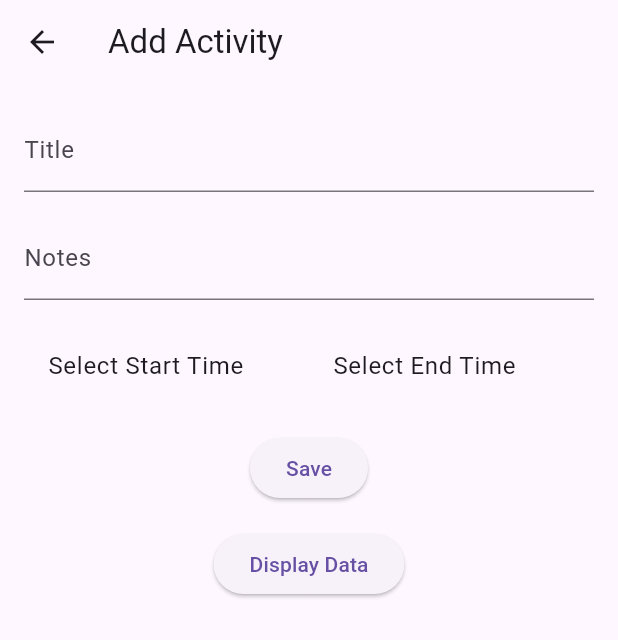
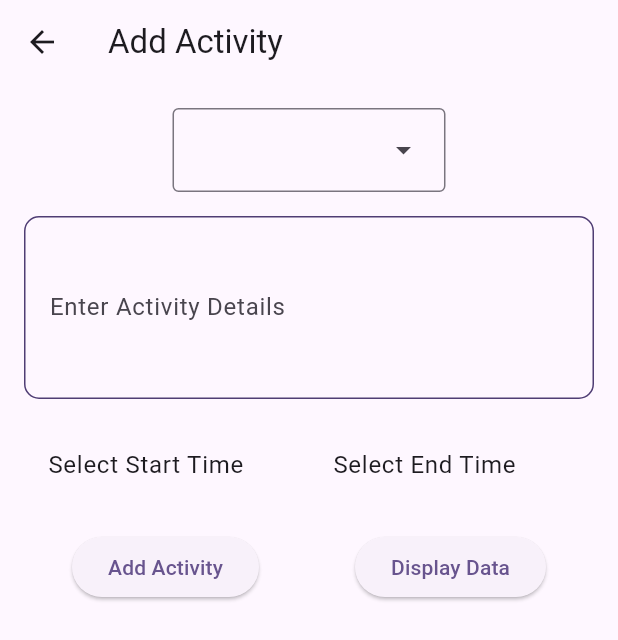
Before and after one commit to shossain786/my_habit, a Flutter app: the screen it shows after launch, after a tap on "Go to Data Entry Screen", on a phone screen of 412 x 824 dp. Shown: the top 640 px of the screen. Run offline on Flutter 3.47's test engine with Material 3 defaults, Android fonts, the light colour scheme and no system bars; our stand-ins replace isar; accounts and stored records are empty; generated files the repository leaves out were written again.

Commit message:
working code updated

```diff
--- a/lib/main.dart
+++ b/lib/main.dart
@@ -18,9 +18,7 @@
     return MaterialApp(
       debugShowCheckedModeBanner: false,
       title: 'Flutter Demo',
-      theme: ThemeData(
-          // Your theme data
-          ),
+      theme: ThemeData(colorScheme: kColorScheme),
       home: Builder(
         builder: (context) => Scaffold(
           body: SafeArea(
--- a/lib/screens/activity_table.dart
+++ b/lib/screens/activity_table.dart
@@ -14,7 +14,7 @@ class ActivityTable extends StatelessWidget {
       scrollDirection: Axis.horizontal,
       child: DataTable(
         columns: const [
-          DataColumn(label: Text('Title')),
+          DataColumn(label: Text('Activity')),
           DataColumn(label: Text('Details')),
           DataColumn(label: Text('Start Time')),
           DataColumn(label: Text('End Time')),
--- a/lib/screens/data_entry.dart
+++ b/lib/screens/data_entry.dart
@@ -1,6 +1,7 @@
 // ignore_for_file: library_private_types_in_public_api
 
 import 'package:flutter/material.dart';
+import 'package:my_habit/main.dart';
 
 import '../model/activity_model.dart';
 import '../services/activity_service.dart';
@@ -15,10 +16,33 @@ class DataEntryScreen extends StatefulWidget {
 
 class _DataEntryScreenState extends State<DataEntryScreen> {
   final activityService = ActivityService();
-  final TextEditingController _titleController = TextEditingController();
   final TextEditingController _notesController = TextEditingController();
   TimeOfDay? _startTime;
   TimeOfDay? _endTime;
+  late String _selectedActivity;
+  List<String> activityList = <String>[
+    'Sleeping',
+    'Reading',
+    'Teaching',
+    'Marketing',
+    'Shopping',
+    'Travelling',
+    'Cooking',
+    'Work',
+    'Home Work',
+    'Taharat',
+    'Namaz',
+    'Class',
+    'Playing',
+    'Doctor Visit',
+    'Family Work',
+    'Phone Calls',
+    'Zikar',
+    'Tilawat',
+    'Social Media',
+    'Youtube',
+    'Others'
+  ];
 
   @override
   Widget build(BuildContext context) {
@@ -26,18 +50,40 @@ class _DataEntryScreenState extends State<DataEntryScreen> {
       appBar: AppBar(
         title: const Text('Add Activity'),
       ),
-      body: Padding(
+      body: SingleChildScrollView(
+        child: Padding(
           padding: const EdgeInsets.all(16.0),
           child: Column(
             children: [
-            TextField(
-              controller: _titleController,
-              decoration: const InputDecoration(labelText: 'Title'),
+              DropdownMenu<String>(
+                dropdownMenuEntries:
+                    activityList.map<DropdownMenuEntry<String>>(
+                  (String value) {
+                    return DropdownMenuEntry<String>(
+                        value: value, label: value);
+                  },
+                ).toList(),
+                onSelected: (value) {
+                  setState(() {
+                    _selectedActivity = value.toString();
+                  });
+                },
               ),
               const SizedBox(height: 16.0),
-            TextField(
+              Container(
+                decoration: BoxDecoration(
+                  borderRadius: BorderRadius.circular(10.0),
+                  border: Border.all(color: kColorScheme.onPrimaryContainer),
+                ),
+                child: TextField(
+                  maxLines: 3,
                   controller: _notesController,
-              decoration: const InputDecoration(labelText: 'Notes'),
+                  decoration: const InputDecoration(
+                    contentPadding: EdgeInsets.all(16),
+                    border: InputBorder.none,
+                    labelText: 'Enter Activity Details',
+                  ),
+                ),
               ),
               const SizedBox(height: 16.0),
               Row(
@@ -81,24 +127,29 @@ class _DataEntryScreenState extends State<DataEntryScreen> {
                 ],
               ),
               const SizedBox(height: 16.0),
+              Row(
+                mainAxisAlignment: MainAxisAlignment.spaceAround,
+                children: [
                   ElevatedButton(
                     onPressed: () async {
                       if (_startTime == null || _endTime == null) {
-                  ScaffoldMessenger.of(context).showSnackBar(const SnackBar(
-                    content: Text('Please select both start and end times.'),
+                        ScaffoldMessenger.of(context)
+                            .showSnackBar(const SnackBar(
+                          content:
+                              Text('Please select both start and end times.'),
                         ));
                         return;
                       }
                       final activity = Activity()
-                  ..title = _titleController.text
+                        ..title = _selectedActivity
                         ..startTime = convertTimeOfDayToDateTime(_startTime!)
                         ..endTime = convertTimeOfDayToDateTime(_endTime!)
                         ..notes = _notesController.text;
                       activityService.addNewActivity(activity);
+                      resetAll();
                     },
-              child: const Text('Save'),
+                    child: const Text('Add Activity'),
                   ),
-            const SizedBox(height: 16),
                   ElevatedButton(
                     onPressed: () {
                       Navigator.push(
@@ -111,6 +162,9 @@ class _DataEntryScreenState extends State<DataEntryScreen> {
                     child: const Text('Display Data'),
                   ),
                 ],
+              )
+            ],
+          ),
         ),
       ),
     );
@@ -121,4 +175,11 @@ class _DataEntryScreenState extends State<DataEntryScreen> {
     return DateTime(
         now.year, now.month, now.day, timeOfDay.hour, timeOfDay.minute);
   }
+
+  void resetAll() {
+    _selectedActivity = '';
+    _notesController.clear();
+    _startTime = null;
+    _endTime = null;
   }
+}
```
Lines whose indentation alone changed are shown as unchanged.
